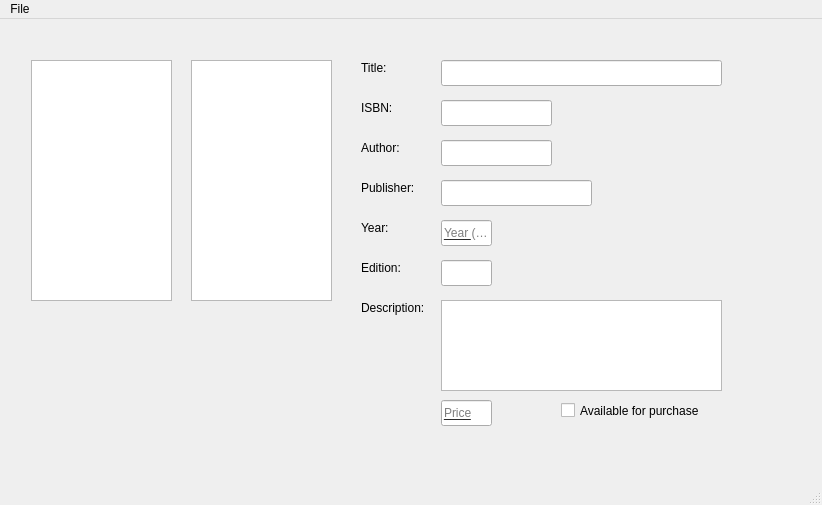
Qt form client/mainwindow.ui (Davidj361/cuTPS) before a commit.
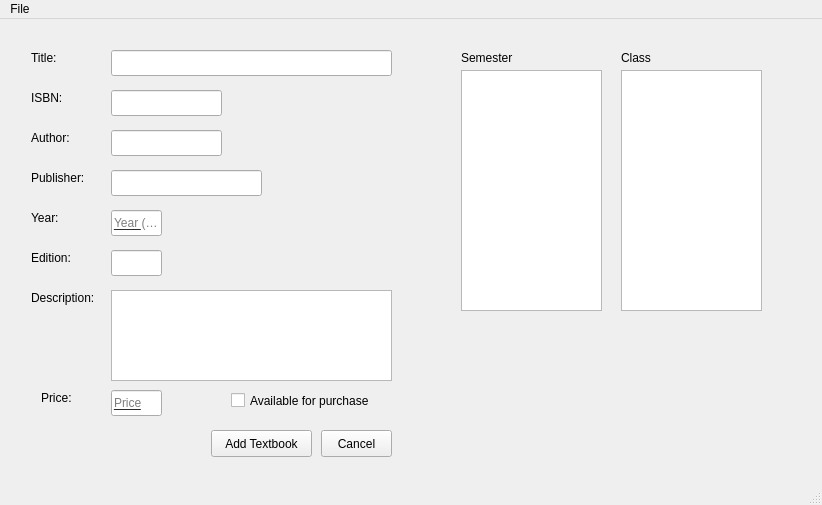
The same form after that commit. Icons and pictures are not drawn.

Commit message: I dont know

What changed in the file:
```diff
--- a/client/mainwindow.ui
+++ b/client/mainwindow.ui
@@ -2242,18 +2242,21 @@
        <widget class="QListWidget" name="listTextbookTerm">
         <property name="geometry">
          <rect>
-          <x>20</x>
-          <y>30</y>
+          <x>450</x>
+          <y>40</y>
           <width>141</width>
           <height>241</height>
          </rect>
         </property>
        </widget>
        <widget class="QListWidget" name="listTextbookClass">
+        <property name="enabled">
+         <bool>true</bool>
+        </property>
         <property name="geometry">
          <rect>
-          <x>180</x>
-          <y>30</y>
+          <x>610</x>
+          <y>40</y>
           <width>141</width>
           <height>241</height>
          </rect>
@@ -2262,8 +2265,8 @@
        <widget class="QLineEdit" name="lineTextbookTitle">
         <property name="geometry">
          <rect>
-          <x>430</x>
-          <y>30</y>
+          <x>100</x>
+          <y>20</y>
           <width>281</width>
           <height>26</height>
          </rect>
@@ -2272,8 +2275,8 @@
        <widget class="QLabel" name="label_5">
         <property name="geometry">
          <rect>
-          <x>350</x>
-          <y>30</y>
+          <x>20</x>
+          <y>20</y>
           <width>58</width>
           <height>16</height>
          </rect>
@@ -2285,8 +2288,8 @@
        <widget class="QLabel" name="label_6">
         <property name="geometry">
          <rect>
-          <x>350</x>
-          <y>70</y>
+          <x>20</x>
+          <y>60</y>
           <width>58</width>
           <height>16</height>
          </rect>
@@ -2298,8 +2301,8 @@
        <widget class="QLineEdit" name="lineEdit_2">
         <property name="geometry">
          <rect>
-          <x>430</x>
-          <y>70</y>
+          <x>100</x>
+          <y>60</y>
           <width>111</width>
           <height>26</height>
          </rect>
@@ -2308,8 +2311,8 @@
        <widget class="QLineEdit" name="lineEdit_3">
         <property name="geometry">
          <rect>
-          <x>430</x>
-          <y>110</y>
+          <x>100</x>
+          <y>100</y>
           <width>111</width>
           <height>26</height>
          </rect>
@@ -2318,8 +2321,8 @@
        <widget class="QLabel" name="label_7">
         <property name="geometry">
          <rect>
-          <x>350</x>
-          <y>110</y>
+          <x>20</x>
+          <y>100</y>
           <width>58</width>
           <height>16</height>
          </rect>
@@ -2331,8 +2334,8 @@
        <widget class="QLineEdit" name="lineEdit_4">
         <property name="geometry">
          <rect>
-          <x>430</x>
-          <y>150</y>
+          <x>100</x>
+          <y>140</y>
           <width>151</width>
           <height>26</height>
          </rect>
@@ -2341,8 +2344,8 @@
        <widget class="QLabel" name="label_14">
         <property name="geometry">
          <rect>
-          <x>350</x>
-          <y>150</y>
+          <x>20</x>
+          <y>140</y>
           <width>58</width>
           <height>16</height>
          </rect>
@@ -2354,8 +2357,8 @@
        <widget class="QLineEdit" name="courseManagerYear_2">
         <property name="geometry">
          <rect>
-          <x>430</x>
-          <y>190</y>
+          <x>100</x>
+          <y>180</y>
           <width>51</width>
           <height>26</height>
          </rect>
@@ -2382,8 +2385,8 @@
        <widget class="QLabel" name="label_15">
         <property name="geometry">
          <rect>
-          <x>350</x>
-          <y>190</y>
+          <x>20</x>
+          <y>180</y>
           <width>58</width>
           <height>16</height>
          </rect>
@@ -2395,8 +2398,8 @@
        <widget class="QLineEdit" name="lineEdit_5">
         <property name="geometry">
          <rect>
-          <x>430</x>
-          <y>230</y>
+          <x>100</x>
+          <y>220</y>
           <width>51</width>
           <height>26</height>
          </rect>
@@ -2405,8 +2408,8 @@
        <widget class="QLabel" name="label_16">
         <property name="geometry">
          <rect>
-          <x>350</x>
-          <y>230</y>
+          <x>20</x>
+          <y>220</y>
           <width>58</width>
           <height>16</height>
          </rect>
@@ -2418,8 +2421,8 @@
        <widget class="QLabel" name="label_17">
         <property name="geometry">
          <rect>
-          <x>350</x>
-          <y>270</y>
+          <x>20</x>
+          <y>260</y>
           <width>71</width>
           <height>16</height>
          </rect>
@@ -2431,8 +2434,8 @@
        <widget class="QTextBrowser" name="textBrowser">
         <property name="geometry">
          <rect>
-          <x>430</x>
-          <y>270</y>
+          <x>100</x>
+          <y>260</y>
           <width>281</width>
           <height>91</height>
          </rect>
@@ -2441,8 +2444,8 @@
        <widget class="QCheckBox" name="checkBox">
         <property name="geometry">
          <rect>
-          <x>550</x>
-          <y>370</y>
+          <x>220</x>
+          <y>360</y>
           <width>161</width>
           <height>21</height>
          </rect>
@@ -2454,8 +2457,8 @@
        <widget class="QLineEdit" name="courseManagerYear_3">
         <property name="geometry">
          <rect>
-          <x>430</x>
-          <y>370</y>
+          <x>100</x>
+          <y>360</y>
           <width>51</width>
           <height>26</height>
          </rect>
@@ -2482,6 +2485,71 @@
          <string>Price</string>
         </property>
        </widget>
+       <widget class="QLabel" name="label_18">
+        <property name="geometry">
+         <rect>
+          <x>450</x>
+          <y>20</y>
+          <width>58</width>
+          <height>16</height>
+         </rect>
+        </property>
+        <property name="text">
+         <string>Semester</string>
+        </property>
+       </widget>
+       <widget class="QLabel" name="label_19">
+        <property name="geometry">
+         <rect>
+          <x>610</x>
+          <y>20</y>
+          <width>58</width>
+          <height>16</height>
+         </rect>
+        </property>
+        <property name="text">
+         <string>Class</string>
+        </property>
+       </widget>
+       <widget class="QLabel" name="label_20">
+        <property name="geometry">
+         <rect>
+          <x>30</x>
+          <y>360</y>
+          <width>58</width>
+          <height>16</height>
+         </rect>
+        </property>
+        <property name="text">
+         <string>Price:</string>
+        </property>
+       </widget>
+       <widget class="QPushButton" name="btnTextbookAddEdit">
+        <property name="geometry">
+         <rect>
+          <x>200</x>
+          <y>400</y>
+          <width>101</width>
+          <height>27</height>
+         </rect>
+        </property>
+        <property name="text">
+         <string>Add Textbook</string>
+        </property>
+       </widget>
+       <widget class="QPushButton" name="btnTextbookCancel">
+        <property name="geometry">
+         <rect>
+          <x>310</x>
+          <y>400</y>
+          <width>71</width>
+          <height>27</height>
+         </rect>
+        </property>
+        <property name="text">
+         <string>Cancel</string>
+        </property>
+       </widget>
       </widget>
       <widget class="QWidget" name="ShoppingCartOrderConfirmed">
        <layout class="QGridLayout" name="gridLayout_9">
```
Left out of the diff: 16 changed lines with no effect on the pictures. The commit also changes 1 other file.
